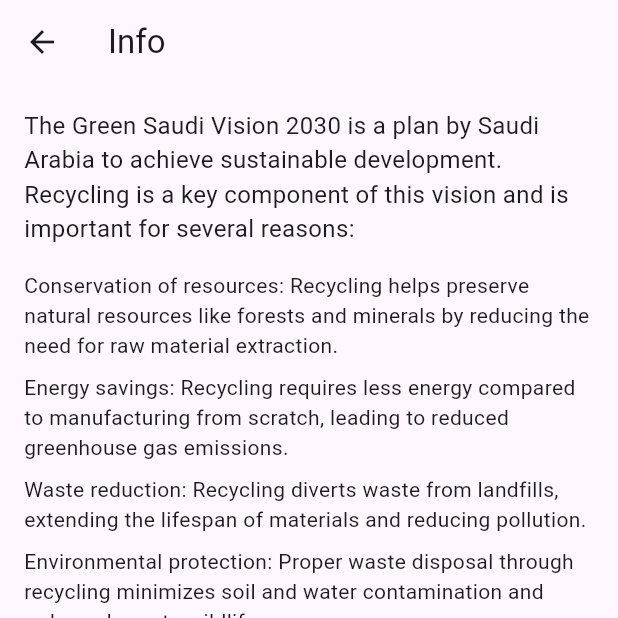
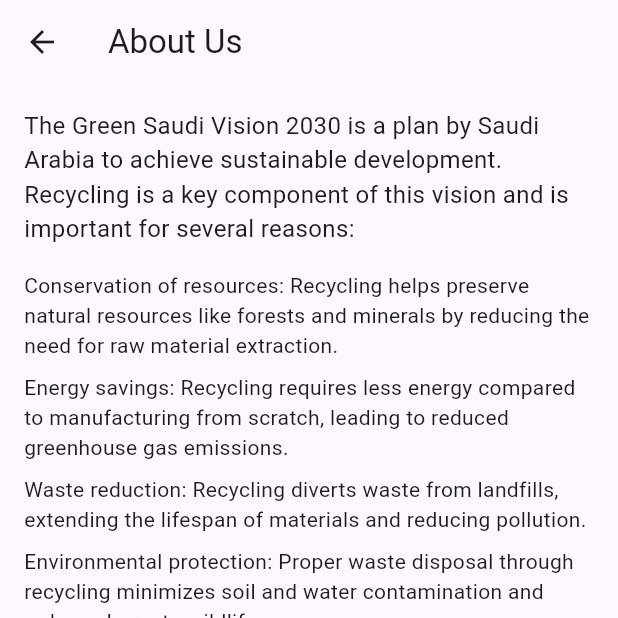
Before and after one commit to OneRedBlip/GraduationProject, a Flutter app: the InfoPage screen opened directly, on a phone screen of 412 x 824 dp, the top half of it. Run offline on Flutter 3.47's test engine with Material 3 defaults, Android fonts, the phone set to English and light mode, and no system bars.

Commit message:
Rename Info page to About Us

```diff
--- a/trash2treasure/lib/profile_page.dart
+++ b/trash2treasure/lib/profile_page.dart
@@ -7,7 +7,7 @@ class InfoPage extends StatelessWidget {
   Widget build(BuildContext context) {
     return Scaffold(
       appBar: AppBar(
-        title: const Text('Info'),
+        title: const Text('About Us'),
       ),
       body: Padding(
         padding: const EdgeInsets.all(16.0),
```
